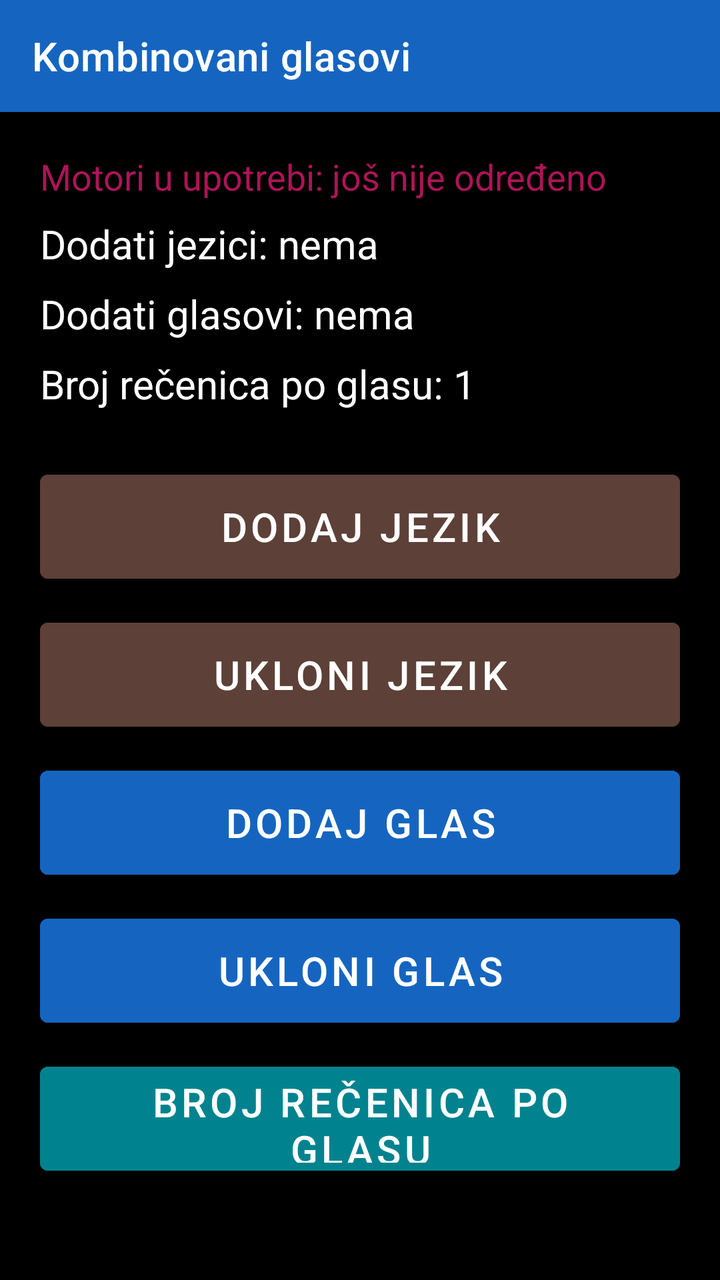
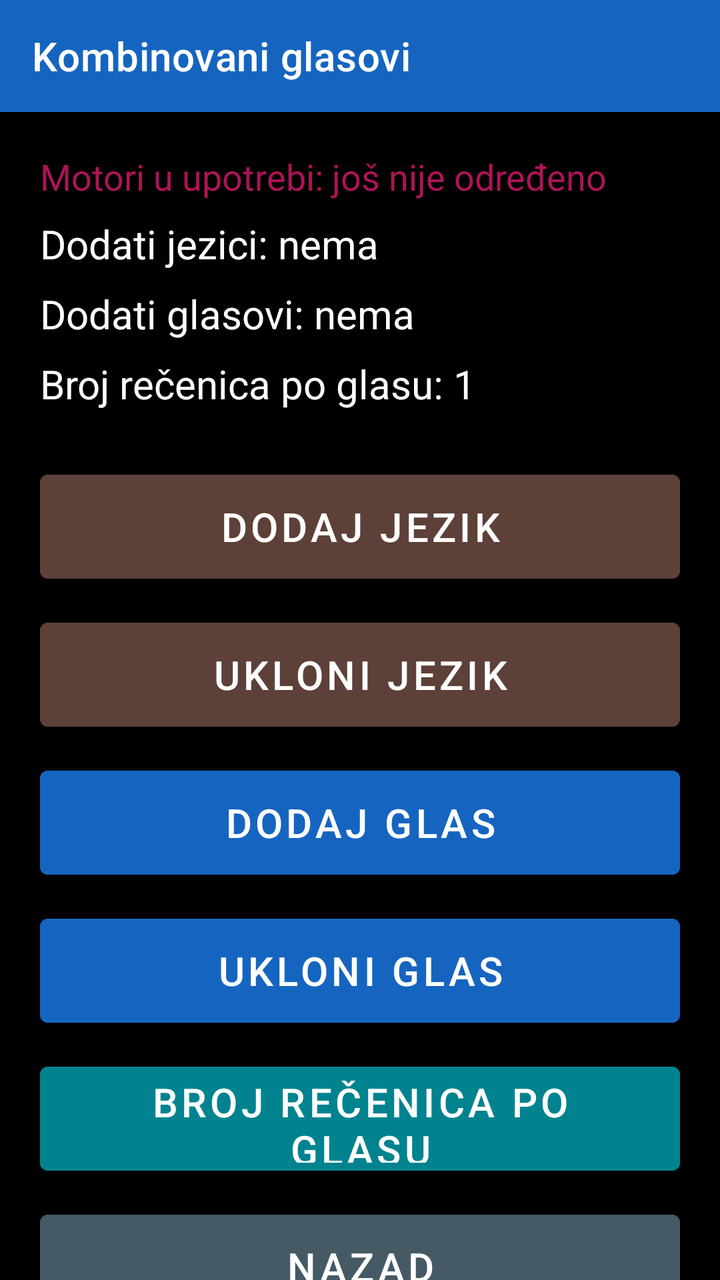

Screens rendered from an Android XML layout before and after an edit, with the pre-edit source and the edit as a unified diff.
<!-- AndroidManifest.xml: application theme Theme.RecPoRec -->
<!-- res/layout/activity_combined_voices.xml -->
<?xml version="1.0" encoding="utf-8"?>
<LinearLayout xmlns:android="http://schemas.android.com/apk/res/android"
    xmlns:app="http://schemas.android.com/apk/res-auto"
    android:layout_width="match_parent"
    android:layout_height="match_parent"
    android:orientation="vertical"
    android:background="@color/background">

    <androidx.appcompat.widget.Toolbar
        android:id="@+id/toolbar"
        android:layout_width="match_parent"
        android:layout_height="?attr/actionBarSize"
        android:background="@color/btn_voice"
        android:titleTextColor="@color/text_primary"
        app:title="Kombinovani glasovi" />

    <ScrollView
        android:layout_width="match_parent"
        android:layout_height="0dp"
        android:layout_weight="1">

    <LinearLayout
        android:layout_width="match_parent"
        android:layout_height="wrap_content"
        android:orientation="vertical"
        android:padding="20dp">

        <TextView
            android:id="@+id/textEngineStatus"
            android:layout_width="match_parent"
            android:layout_height="wrap_content"
            android:textSize="18sp"
            android:textColor="@color/btn_page_nav"
            android:text="Motori u upotrebi: još nije određeno" />

        <TextView
            android:id="@+id/textLanguagesStatus"
            android:layout_width="match_parent"
            android:layout_height="wrap_content"
            android:layout_marginTop="8dp"
            android:textSize="20sp"
            android:textColor="@color/text_primary"
            android:text="Dodati jezici: nema" />

        <TextView
            android:id="@+id/textVoicesStatus"
            android:layout_width="match_parent"
            android:layout_height="wrap_content"
            android:layout_marginTop="8dp"
            android:textSize="20sp"
            android:textColor="@color/text_primary"
            android:text="Dodati glasovi: nema" />

        <TextView
            android:id="@+id/textCountStatus"
            android:layout_width="match_parent"
            android:layout_height="wrap_content"
            android:layout_marginTop="8dp"
            android:layout_marginBottom="16dp"
            android:textSize="20sp"
            android:textColor="@color/text_primary"
            android:text="Broj rečenica po glasu: 1" />

        <Button
            android:id="@+id/btnAddLanguage"
            android:layout_width="match_parent"
            android:layout_height="64dp"
            android:layout_marginTop="10dp"
            android:textSize="20sp"
            android:backgroundTint="@color/btn_goto_page"
            android:textColor="@color/button_text"
            android:text="Dodaj jezik" />

        <Button
            android:id="@+id/btnRemoveLanguage"
            android:layout_width="match_parent"
            android:layout_height="64dp"
            android:layout_marginTop="10dp"
            android:textSize="20sp"
            android:backgroundTint="@color/btn_goto_page"
            android:textColor="@color/button_text"
            android:text="Ukloni jezik" />

        <Button
            android:id="@+id/btnAddVoice"
            android:layout_width="match_parent"
            android:layout_height="64dp"
            android:layout_marginTop="10dp"
            android:textSize="20sp"
            android:backgroundTint="@color/btn_voice"
            android:textColor="@color/button_text"
            android:text="Dodaj glas" />

        <Button
            android:id="@+id/btnRemoveVoice"
            android:layout_width="match_parent"
            android:layout_height="64dp"
            android:layout_marginTop="10dp"
            android:textSize="20sp"
            android:backgroundTint="@color/btn_voice"
            android:textColor="@color/button_text"
            android:text="Ukloni glas" />

        <Button
            android:id="@+id/btnSentenceCount"
            android:layout_width="match_parent"
            android:layout_height="64dp"
            android:layout_marginTop="10dp"
            android:textSize="20sp"
            android:backgroundTint="@color/btn_speed"
            android:textColor="@color/button_text"
            android:text="Broj rečenica po glasu" />

    </LinearLayout>
    </ScrollView>

</LinearLayout>
<!-- resources referenced by this layout -->
<resources>
  <color name="background">#000000</color>
  <color name="btn_goto_page">#5D4037</color>
  <color name="btn_page_nav">#AD1457</color>
  <color name="btn_speed">#00838F</color>
  <color name="btn_voice">#1565C0</color>
  <color name="button_text">#FFFFFF</color>
  <color name="text_primary">#FFFFFF</color>
  <style name="Theme.RecPoRec" parent="Theme.MaterialComponents.DayNight.NoActionBar">
          <item name="android:windowBackground">@color/background</item>
          <item name="android:textColorPrimary">@color/text_primary</item>
          <item name="colorPrimary">@color/btn_voice</item>
          <item name="colorOnPrimary">@color/button_text</item>
          <item name="alertDialogTheme">@style/RecPoRecAlertDialog</item>
          <item name="android:alertDialogTheme">@style/RecPoRecAlertDialog</item>
      </style>
  <style name="RecPoRecAlertDialog" parent="Theme.AppCompat.DayNight.Dialog.Alert">
          <item name="android:windowBackground">@color/background</item>
          <item name="android:textColorPrimary">@color/text_primary</item>
          <item name="colorAccent">@color/btn_goto_page</item>
          <item name="android:textAppearanceMedium">@style/RecPoRecDialogText</item>
          <item name="android:textAppearanceListItem">@style/RecPoRecDialogText</item>
          <item name="android:textAppearanceListItemSmall">@style/RecPoRecDialogText</item>
          <item name="buttonBarPositiveButtonStyle">@style/RecPoRecDialogButton</item>
          <item name="buttonBarNegativeButtonStyle">@style/RecPoRecDialogButton</item>
          <item name="buttonBarNeutralButtonStyle">@style/RecPoRecDialogButton</item>
      </style>
  <style name="RecPoRecDialogText" parent="TextAppearance.AppCompat.Medium">
          <item name="android:textSize">20sp</item>
          <item name="android:textColor">@color/text_primary</item>
      </style>
  <style name="RecPoRecDialogButton" parent="Widget.AppCompat.Button.ButtonBar.AlertDialog">
          <item name="android:textSize">18sp</item>
          <item name="android:textColor">@color/btn_goto_page</item>
          <item name="android:textStyle">bold</item>
      </style>
</resources>

<!-- the commit's change to res/layout/activity_combined_voices.xml (unified diff, before → after) -->
@@ -111,6 +111,16 @@
             android:textColor="@color/button_text"
             android:text="Broj rečenica po glasu" />
 
+        <Button
+            android:id="@+id/btnBack"
+            android:layout_width="match_parent"
+            android:layout_height="64dp"
+            android:layout_marginTop="10dp"
+            android:textSize="20sp"
+            android:backgroundTint="@color/btn_combined"
+            android:textColor="@color/button_text"
+            android:text="Nazad" />
+
     </LinearLayout>
     </ScrollView>
 
<!-- resource entries referenced after the edit -->
@@ -1,6 +1,7 @@
 <!-- resources referenced by this layout -->
 <resources>
   <color name="background">#000000</color>
+  <color name="btn_combined">#455A64</color>
   <color name="btn_goto_page">#5D4037</color>
   <color name="btn_page_nav">#AD1457</color>
   <color name="btn_speed">#00838F</color>
